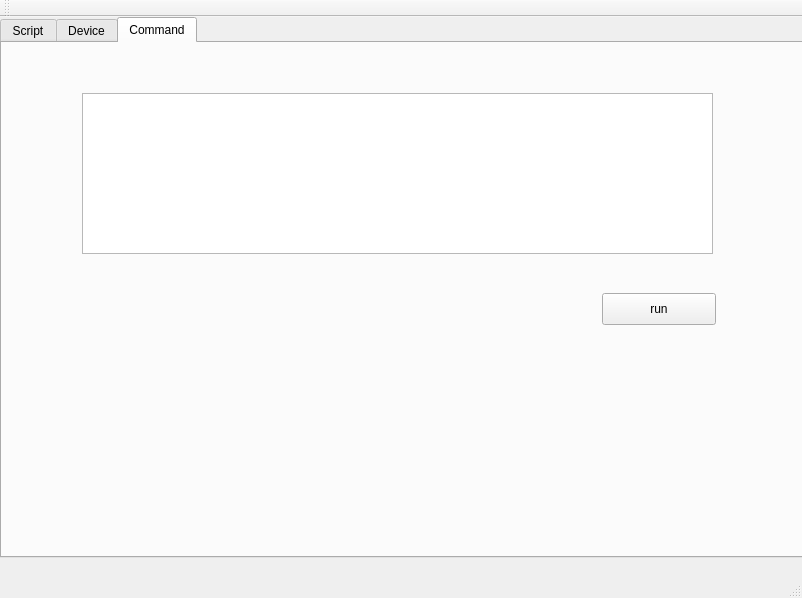
This is apps/livestitching/mainwindow.ui in blahgeek/OpenCV-octVR as Qt 5 draws it before an edit. The edited form follows.
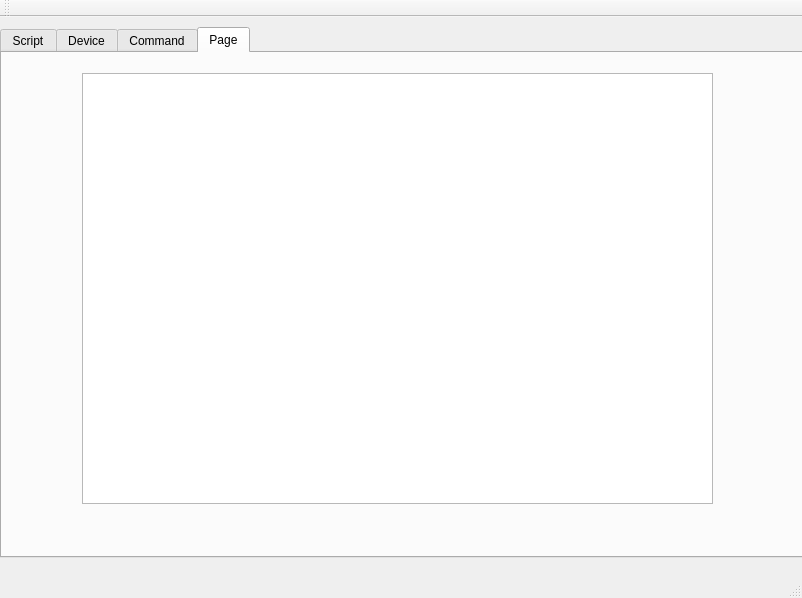
This is the edited form.

Patch:
```diff
--- a/apps/livestitching/mainwindow.ui
+++ b/apps/livestitching/mainwindow.ui
@@ -18,13 +18,13 @@
     <property name="geometry">
      <rect>
       <x>0</x>
-      <y>0</y>
+      <y>10</y>
       <width>811</width>
-      <height>541</height>
+      <height>531</height>
      </rect>
     </property>
     <property name="currentIndex">
-     <number>2</number>
+     <number>3</number>
     </property>
     <widget class="QWidget" name="tab">
      <attribute name="title">
@@ -791,6 +791,21 @@
       </property>
      </widget>
     </widget>
+    <widget class="QWidget" name="tab_3">
+     <attribute name="title">
+      <string>Page</string>
+     </attribute>
+     <widget class="QTreeView" name="treeView">
+      <property name="geometry">
+       <rect>
+        <x>80</x>
+        <y>20</y>
+        <width>631</width>
+        <height>431</height>
+       </rect>
+      </property>
+     </widget>
+    </widget>
    </widget>
   </widget>
   <widget class="QMenuBar" name="menuBar">
```
Left out of the diff: 2 changed lines with no effect on the pictures.
